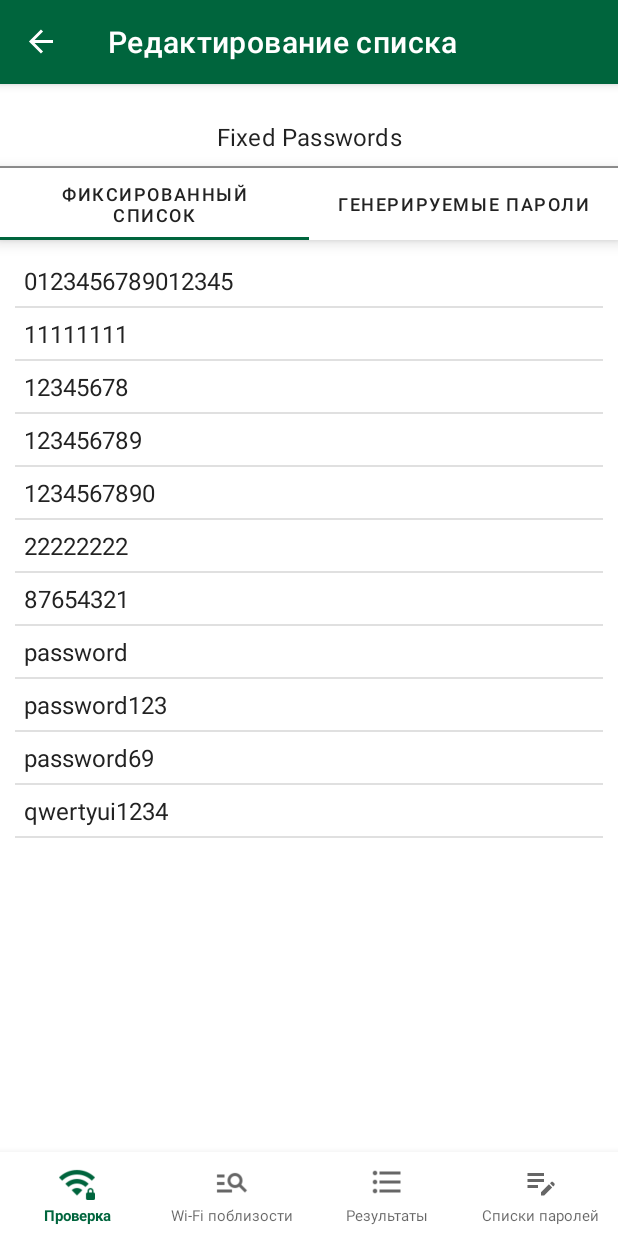
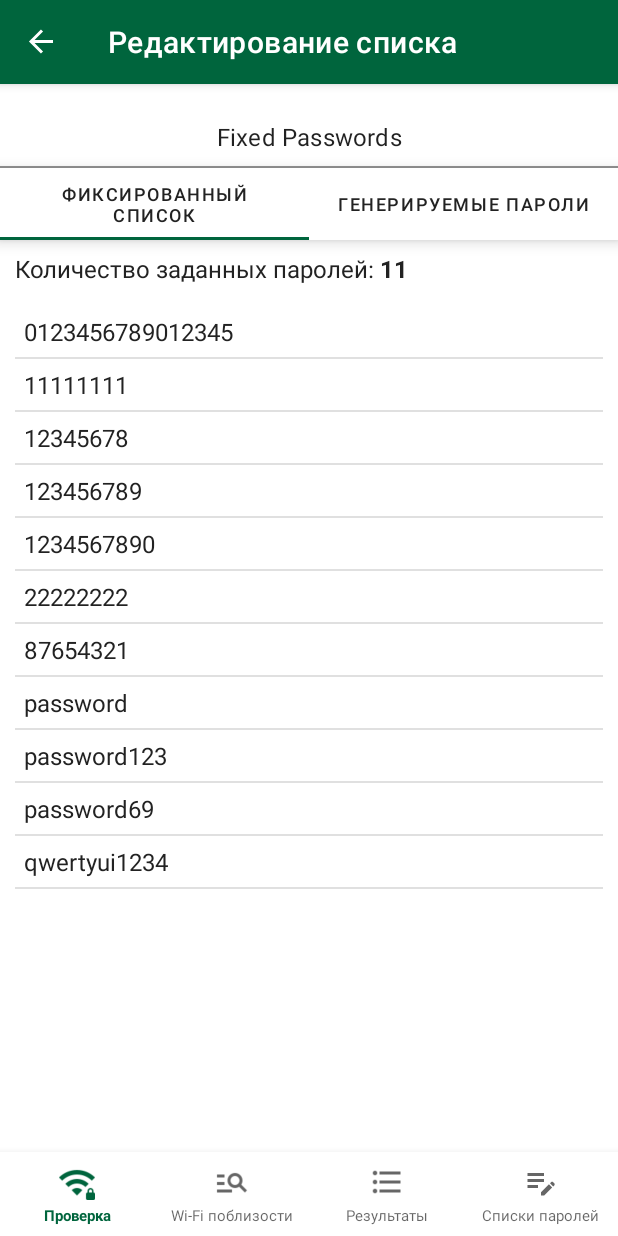
Before and after one commit to MaverickBattler/SecureWifi, an Android app: the CustomPasswordListsFragment screen opened through its navigation route, after a tap on "Fixed Passwords", on a phone screen of 412 x 824 dp. Run offline under Robolectric (Android 15) with nearby library versions, the phone set to English and light mode, and no system bars; our stand-ins replace Room's generated code, navigation-ui.

Commit message:
Now displaying correct amount of passwords in each password list

```diff
--- a/app/src/main/java/com/practice/securewifi/check/passwords_lists_selection/interactor/PasswordsListsInteractor.kt
+++ b/app/src/main/java/com/practice/securewifi/check/passwords_lists_selection/interactor/PasswordsListsInteractor.kt
@@ -16,8 +16,8 @@ class PasswordsListsInteractor(
     val passwordModelList: Flow<List<PasswordListModel>> =
         passwordListsRepository.getPasswordListsAsFlow().map { listOfPasswordLists ->
             listOfPasswordLists.map { passwordList ->
-                val passwordsForList = passwordListFixedPasswordsRepository.getFixedPasswordsForList(passwordList.listName)
-                passwordsListModelsMapper.map(passwordList, passwordsForList)
+                val fixedPasswordsForList = passwordListFixedPasswordsRepository.getFixedPasswordsForList(passwordList.listName)
+                passwordsListModelsMapper.map(passwordList, fixedPasswordsForList)
             }.sortedBy {
                 it.listName
             }
--- a/app/src/main/java/com/practice/securewifi/check/passwords_lists_selection/mapper/PasswordsListModelsMapper.kt
+++ b/app/src/main/java/com/practice/securewifi/check/passwords_lists_selection/mapper/PasswordsListModelsMapper.kt
@@ -9,8 +9,8 @@ class PasswordsListModelsMapper(
     private val application: Application
 ) {
 
-    fun map(passwordList: PasswordList, passwordsForList: List<String>): PasswordListModel {
-        val passwordsAmt = passwordsForList.size
+    fun map(passwordList: PasswordList, fixedPasswordsForList: List<String>): PasswordListModel {
+        val passwordsAmt = fixedPasswordsForList.size + passwordList.amountOfGeneratedPasswords
         val passwordsAmtString = application.getString(R.string.passwords_amt, passwordsAmt)
         return PasswordListModel(
             listName = passwordList.listName,
--- a/app/src/main/java/com/practice/securewifi/custom_list/custom_list_edit/ui/fragment/FixedPasswordsListFragment.kt
+++ b/app/src/main/java/com/practice/securewifi/custom_list/custom_list_edit/ui/fragment/FixedPasswordsListFragment.kt
@@ -1,12 +1,16 @@
 package com.practice.securewifi.custom_list.custom_list_edit.ui.fragment
 
 import android.os.Bundle
+import android.text.SpannableStringBuilder
 import android.view.LayoutInflater
 import android.view.View
 import android.view.ViewGroup
+import androidx.annotation.DimenRes
+import androidx.core.text.bold
 import androidx.core.view.isVisible
 import androidx.lifecycle.lifecycleScope
 import androidx.recyclerview.widget.DividerItemDecoration
+import com.practice.securewifi.R
 import com.practice.securewifi.core.extensions.launchOnStarted
 import com.practice.securewifi.core.extensions.setViewsThatHideKeyboardOnClick
 import com.practice.securewifi.custom_list.custom_list_edit.ui.adapter.FixedPasswordsAdapter
@@ -52,6 +56,10 @@ class FixedPasswordsListFragment : BaseViewPagerFragment() {
                 )
             )
             viewModel.fixedPasswordsList.onEach { passwordList ->
+                val s = SpannableStringBuilder()
+                    .append(getString(R.string.amount_of_fixed_passwords))
+                    .bold { append(passwordList.size.toString()) }
+                binding.amountOfFixedPasswords.text = s
                 adapter.submitList(passwordList)
             }.launchOnStarted(lifecycleScope)
             binding.buttonAdd.setOnClickListener {
@@ -60,11 +68,22 @@ class FixedPasswordsListFragment : BaseViewPagerFragment() {
             }
             if (!isListEditable) {
                 binding.addPasswordLayout.isVisible = false
+                // set bottom padding of textview to 0
+                binding.amountOfFixedPasswords.setPadding(
+                    binding.amountOfFixedPasswords.paddingLeft,
+                    binding.amountOfFixedPasswords.paddingTop,
+                    binding.amountOfFixedPasswords.paddingRight,
+                    getDimenInPx(R.dimen.padding_small)
+                )
             }
 
             setViewsThatHideKeyboardOnClick(listOf(binding.root))
         }
         super.onViewCreated(view, savedInstanceState)
+    }
+
+    private fun getDimenInPx(@DimenRes dimenRes: Int): Int {
+        return resources.getDimensionPixelSize(dimenRes)
     }
 
     private fun clearNewPasswordEditText() {
--- a/app/src/main/java/com/practice/securewifi/custom_list/interactor/CustomPasswordListsInteractor.kt
+++ b/app/src/main/java/com/practice/securewifi/custom_list/interactor/CustomPasswordListsInteractor.kt
@@ -19,9 +19,9 @@ class CustomPasswordListsInteractor(
     fun getCustomPasswordListsAsFlow(): Flow<List<CustomPasswordList>> {
         return passwordListsRepository.getPasswordListsAsFlow().map { listOfPasswordsList ->
             listOfPasswordsList.map { passwordList ->
-                val passwordsForList =
+                val fixedPasswordsForList =
                     passwordListFixedPasswordsRepository.getFixedPasswordsForList(passwordList.listName)
-                customPasswordListsMapper.map(passwordList, passwordsForList)
+                customPasswordListsMapper.map(passwordList, fixedPasswordsForList)
             }.sortedBy {
                 it.listName
             }
--- a/app/src/main/java/com/practice/securewifi/custom_list/mapper/CustomPasswordListsMapper.kt
+++ b/app/src/main/java/com/practice/securewifi/custom_list/mapper/CustomPasswordListsMapper.kt
@@ -9,9 +9,9 @@ class CustomPasswordListsMapper(
     private val application: Application
 ) {
 
-    fun map(passwordList: PasswordList, passwordsForlist: List<String>): CustomPasswordList {
-        val passwordsAmt = passwordsForlist.size
-        val passwordsAmtString = application.getString(R.string.passwords_amt, passwordsAmt)
+    fun map(passwordList: PasswordList, fixedPasswordsForList: List<String>): CustomPasswordList {
+        val fixedPasswordsAmt = fixedPasswordsForList.size + passwordList.amountOfGeneratedPasswords
+        val passwordsAmtString = application.getString(R.string.passwords_amt, fixedPasswordsAmt)
         return CustomPasswordList(passwordList.listName, passwordsAmtString, passwordList.deletable)
     }
 }
--- a/app/src/main/res/layout/fragment_dynamic_passwords_list.xml
+++ b/app/src/main/res/layout/fragment_dynamic_passwords_list.xml
@@ -16,7 +16,8 @@
             android:layout_width="match_parent"
             android:layout_height="wrap_content"
             android:paddingHorizontal="10dp"
-            android:paddingVertical="4dp"
+            android:paddingTop="8dp"
+            android:paddingBottom="4dp"
             android:text="@string/amount_of_generated_passwords"
             android:textColor="?attr/textColorMain"
             android:textSize="16sp" />
--- a/app/src/main/res/layout/fragment_fixed_passwords_list.xml
+++ b/app/src/main/res/layout/fragment_fixed_passwords_list.xml
@@ -9,6 +9,16 @@
         android:layout_width="match_parent"
         android:layout_height="match_parent"
         android:orientation="vertical">
+
+        <TextView
+            android:id="@+id/amount_of_fixed_passwords"
+            android:layout_width="match_parent"
+            android:layout_height="wrap_content"
+            android:paddingHorizontal="10dp"
+            android:paddingVertical="8dp"
+            android:textColor="?attr/textColorMain"
+            android:textSize="16sp"
+            tools:text="Количество паролей: 20"/>
 
         <LinearLayout
             android:id="@+id/add_password_layout"
--- a/app/src/main/res/values/dimen.xml
+++ b/app/src/main/res/values/dimen.xml
@@ -2,4 +2,8 @@
 <resources xmlns:tools="http://schemas.android.com/tools">
     <dimen name="design_bottom_navigation_text_size" tools:override="true">10sp</dimen>
     <dimen name="design_bottom_navigation_active_text_size" tools:override="true">10sp</dimen>
+    <dimen name="dialog_corner_radius">12dp</dimen>
+    <dimen name="padding_large">16dp</dimen>
+    <dimen name="padding_normal">8dp</dimen>
+    <dimen name="padding_small">4dp</dimen>
 </resources>
--- a/app/src/main/res/values/dimens.xml
+++ /dev/null
@@ -1,4 +0,0 @@
-<?xml version="1.0" encoding="utf-8"?>
-<resources>
-    <dimen name="dialog_corner_radius">12dp</dimen>
-</resources>
--- a/app/src/main/res/values/strings.xml
+++ b/app/src/main/res/values/strings.xml
@@ -103,4 +103,5 @@
     <string name="fill_at_least_one_field">Заполните одно из полей.</string>
     <string name="please_fill_this_field">Пожалуйста, заполните это поле</string>
     <string name="amount_of_generated_passwords">Количество генерируемых паролей.</string>
+    <string name="amount_of_fixed_passwords">"Количество заданных паролей: "</string>
 </resources>
```
Also changed, not shown: 1 other file.
